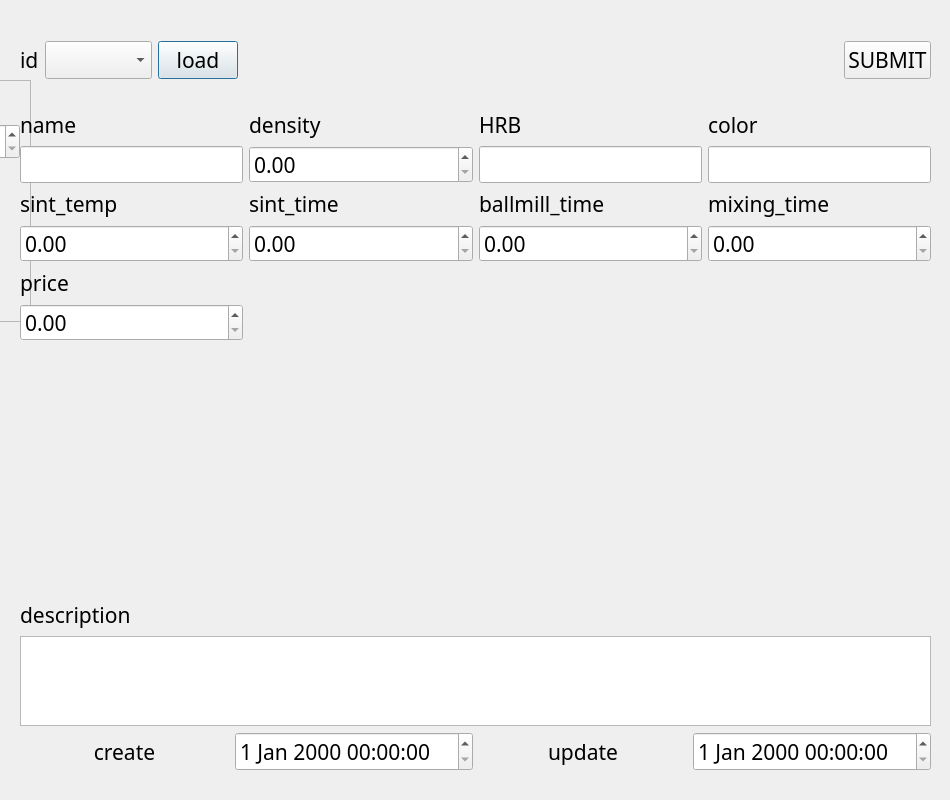
This is ui/bondDialog.ui in SuhYeoJee/OrderManager as Qt 5 draws it before an edit. The edited form follows.
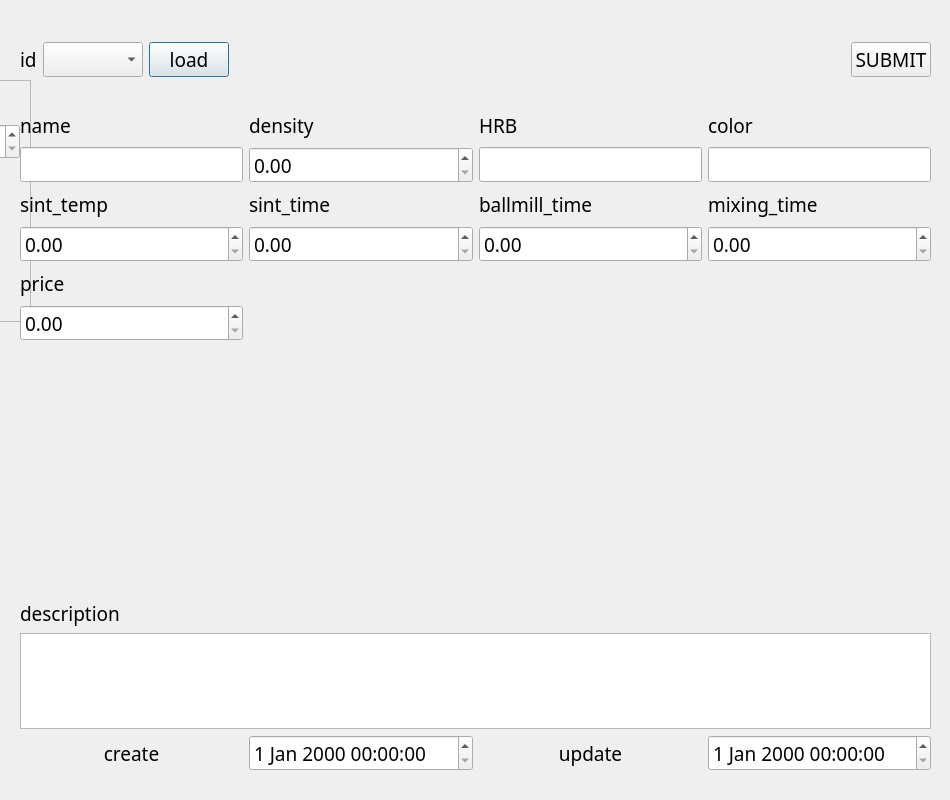
This is the edited form.

Patch:
```diff
--- a/ui/bondDialog.ui
+++ b/ui/bondDialog.ui
@@ -13,7 +13,7 @@
   <property name="font">
    <font>
     <family>굴림</family>
-    <pointsize>16</pointsize>
+    <pointsize>14</pointsize>
    </font>
   </property>
   <property name="windowTitle">
```
